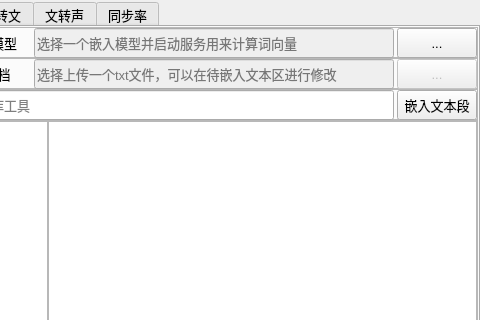
First picture: the form in src/expend.ui, repository ylsdamxssjxxdd/eva, before the edit; both pictures show x 384 to 864 and y 0 to 320 of the 864 by 634 pixel window.
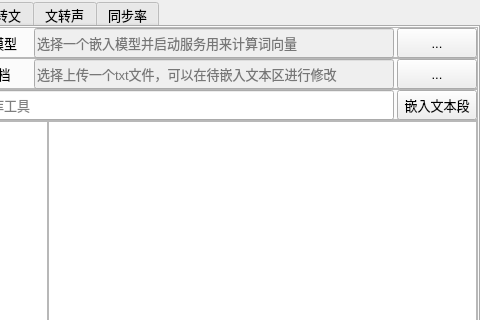
Second picture: the form after the edit. Custom widgets are drawn as their Qt base class.

Diff of the .ui file:
```diff
--- a/src/expend.ui
+++ b/src/expend.ui
@@ -1124,7 +1124,7 @@
           <item>
            <widget class="QPushButton" name="embedding_txt_upload">
             <property name="enabled">
-             <bool>false</bool>
+             <bool>true</bool>
             </property>
             <property name="minimumSize">
              <size>
```
